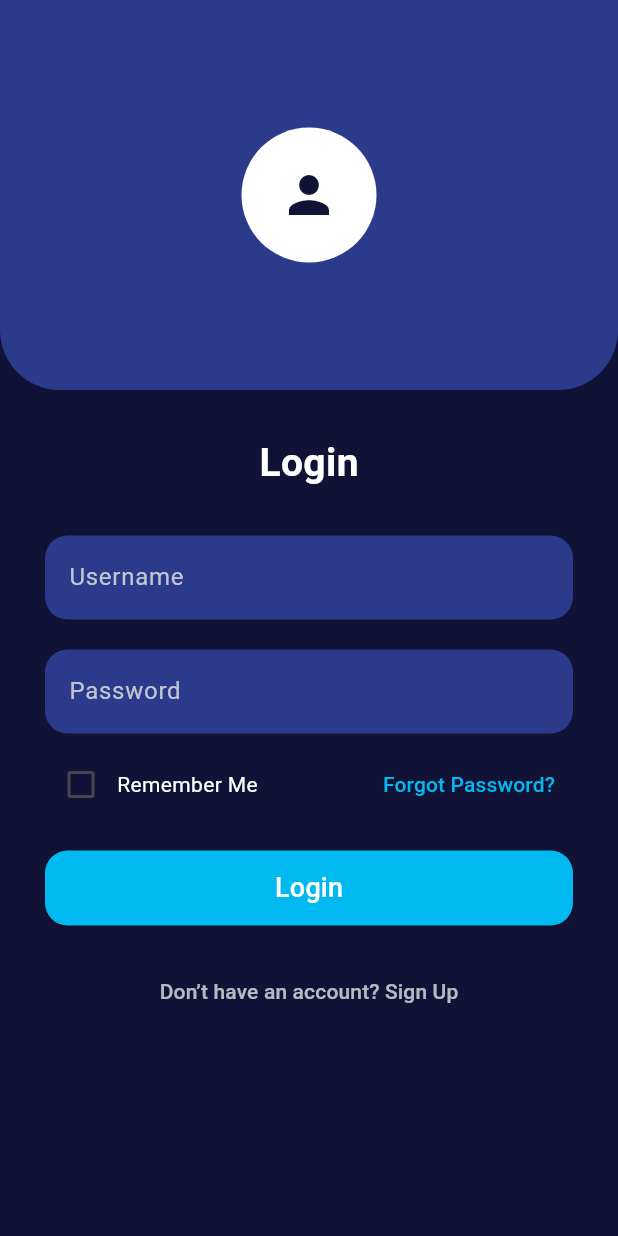
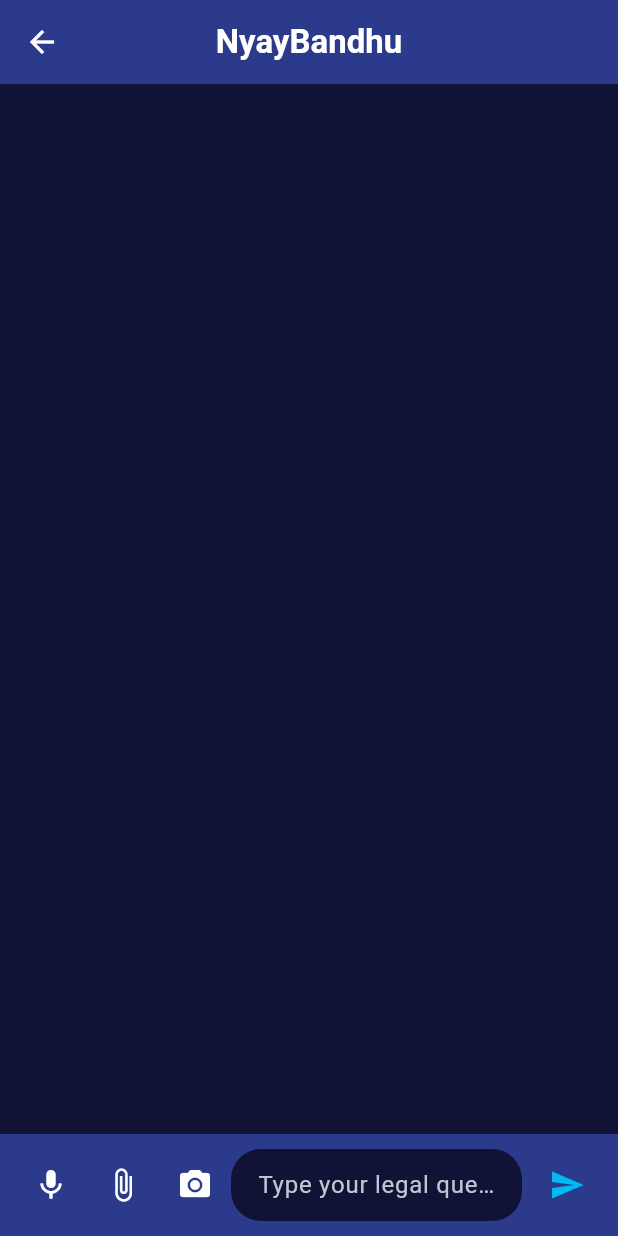
Before and after one commit to priyanshuraj27/NyayaPath, a Flutter app: the HomeScreen screen opened directly, after a tap on "Simplify Legal Document", on a phone screen of 412 x 824 dp. Run offline on Flutter 3.47's test engine with Material 3 defaults, Android fonts, the light colour scheme and no system bars; our stand-ins replace dio, flutter_dotenv, flutter_gemini, flutter_markdown, geolocator, image_picker and 5 more; missing offline and left inert: country_list_pick, mesh_gradient.

Commit message:
Add ChatScreen for legal summarizer using Tensor Flow Lite  and update HomeScreen navigation

```diff
--- a/frontend/lib/components/home_screen.dart
+++ b/frontend/lib/components/home_screen.dart
@@ -1,9 +1,9 @@
 import 'package:flutter/material.dart';
 import 'package:frontend/AIresponse/screens/app.dart';
-import 'package:frontend/auth/login.dart';
 import 'package:frontend/legalaid/legalaidhome.dart';
 import 'package:frontend/profile/demoprofile.dart';
 import 'package:frontend/resource/resourcehome.dart';
+import 'package:frontend/simplifyLegal/mlchat.dart';
 import 'package:frontend/track_cases/trackhome.dart';
 
 class HomeScreen extends StatefulWidget {
@@ -109,7 +109,7 @@
                           imagePath:
                               'assets/images/simplyfylegaldocumenticon.jpeg',
                           label: 'Simplify Legal Document',
-                          destination: LoginScreen(),
+                          destination: ChatScreen(),
                         ),
                         _buildGridItem(
                           context,
--- a/frontend/lib/main.dart
+++ b/frontend/lib/main.dart
@@ -1,10 +1,6 @@
 import 'package:flutter/material.dart';
-import 'package:frontend/AIresponse/AIhome.dart';
 import 'package:frontend/AIresponse/screens/app.dart';
-import 'package:frontend/aichat/aichatscreen.dart';
 import 'package:frontend/components/splash.dart';
-import 'package:frontend/profile/demoprofile.dart';
-import 'package:frontend/resource/resourcehome.dart';
 import 'package:frontend/AIresponse/providers/q_a_provider.dart';
 import 'package:flutter_gemini/flutter_gemini.dart';
 import 'package:flutter_dotenv/flutter_dotenv.dart';
--- a/frontend/lib/simplifyLegal/mlchat.dart
+++ b/frontend/lib/simplifyLegal/mlchat.dart
@@ -0,0 +1,168 @@
+import 'package:flutter/material.dart';
+import 'package:dio/dio.dart';
+
+class ChatScreen extends StatefulWidget {
+  const ChatScreen({super.key});
+
+  @override
+  State<ChatScreen> createState() => _ChatScreenState();
+}
+
+class _ChatScreenState extends State<ChatScreen> {
+  final TextEditingController _messageController = TextEditingController();
+  final List<String> _summaries = [];
+  bool _isLoading = false;
+
+  final Dio _dio = Dio();
+  final String _apiUrl = "http://192.168.105.100:8000/summarize/";
+
+  Future<void> _sendMessage() async {
+    final text = _messageController.text.trim();
+    if (text.isEmpty) return;
+
+    setState(() {
+      _isLoading = true;
+    });
+
+    try {
+      final response = await _dio.post(
+        _apiUrl,
+        data: {"text": text},
+        options: Options(headers: {"Content-Type": "application/json"}),
+      );
+
+      if (response.statusCode == 200 && response.data['summary'] != null) {
+        setState(() {
+          _summaries.add(response.data['summary']);
+        });
+      } else {
+        _showError("Failed to get summary.");
+      }
+    } catch (e) {
+      _showError("Error: ${e.toString()}");
+    } finally {
+      setState(() {
+        _isLoading = false;
+        _messageController.clear();
+      });
+    }
+  }
+
+  void _showError(String message) {
+    ScaffoldMessenger.of(context).showSnackBar(SnackBar(content: Text(message)));
+  }
+
+  @override
+  Widget build(BuildContext context) {
+    return Scaffold(
+      backgroundColor: const Color(0xFF101336),
+      appBar: AppBar(
+        backgroundColor: const Color(0xFF2C3A8C),
+        leading: IconButton(
+          icon: const Icon(Icons.arrow_back, color: Colors.white),
+          onPressed: () => Navigator.pop(context),
+        ),
+        title: const Text(
+          'NyayBandhu',
+          style: TextStyle(
+            fontWeight: FontWeight.bold,
+            color: Colors.white,
+            fontSize: 22,
+          ),
+        ),
+        centerTitle: true,
+      ),
+      body: Column(
+        children: [
+          // Summarized messages from API
+          Expanded(
+            child: ListView.builder(
+              padding: const EdgeInsets.all(16),
+              itemCount: _summaries.length,
+              itemBuilder: (context, index) {
+                return Align(
+                  alignment: Alignment.center,
+                  child: Container(
+                    margin: const EdgeInsets.only(bottom: 10),
+                    padding: const EdgeInsets.symmetric(
+                      vertical: 10,
+                      horizontal: 16,
+                    ),
+                    decoration: BoxDecoration(
+                      color: const Color(0xFF00B9F1),
+                      borderRadius: BorderRadius.circular(12),
+                    ),
+                    child: Text(
+                      _summaries[index],
+                      style: const TextStyle(color: Colors.white),
+                    ),
+                  ),
+                );
+              },
+            ),
+          ),
+
+          // Input + Icons
+          Container(
+            padding: const EdgeInsets.symmetric(horizontal: 10, vertical: 10),
+            color: const Color(0xFF2C3A8C),
+            child: Row(
+              children: [
+                IconButton(
+                  icon: const Icon(Icons.mic, color: Colors.white),
+                  onPressed: () {
+                    // Speech-to-text logic
+                  },
+                ),
+                IconButton(
+                  icon: const Icon(Icons.attach_file, color: Colors.white),
+                  onPressed: () {
+                    // File picker logic
+                  },
+                ),
+                IconButton(
+                  icon: const Icon(Icons.camera_alt, color: Colors.white),
+                  onPressed: () {
+                    // Camera logic
+                  },
+                ),
+                Expanded(
+                  child: TextField(
+                    controller: _messageController,
+                    style: const TextStyle(color: Colors.white),
+                    decoration: InputDecoration(
+                      hintText: "Type your legal query...",
+                      hintStyle: const TextStyle(color: Color(0xFFC3C6D1)),
+                      filled: true,
+                      fillColor: const Color(0xFF101336),
+                      contentPadding: const EdgeInsets.symmetric(horizontal: 14),
+                      border: OutlineInputBorder(
+                        borderRadius: BorderRadius.circular(20),
+                        borderSide: BorderSide.none,
+                      ),
+                    ),
+                  ),
+                ),
+                const SizedBox(width: 6),
+                _isLoading
+                    ? const SizedBox(
+                        width: 24,
+                        height: 24,
+                        child: CircularProgressIndicator(
+                          strokeWidth: 2,
+                          valueColor:
+                              AlwaysStoppedAnimation<Color>(Color(0xFF00B9F1)),
+                        ),
+                      )
+                    : IconButton(
+                        icon: const Icon(Icons.send, color: Color(0xFF00B9F1)),
+                        onPressed: _sendMessage,
+                      ),
+              ],
+            ),
+          ),
+        ],
+      ),
+    );
+  }
+}
--- a/frontend/pubspec.yaml
+++ b/frontend/pubspec.yaml
@@ -51,6 +51,9 @@
   geolocator: ^13.0.1
   flutter_dotenv: ^5.1.0
   firebase_core: ^2.24.2
+  # file_picker: ^6.1.1
+
+  # speech_to_text: ^6.3.0
   # The folowing adds the Cupertino Icons font to your application.
   # Use with the CupertinoIcons class for iOS style icons.
   cupertino_icons: ^1.0.8
```
